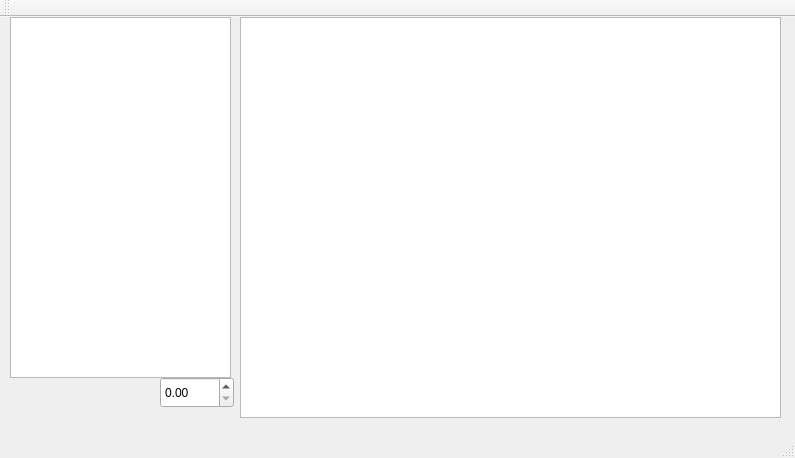
First picture: the form in bezier/mainwindow.ui, repository pholat/Bezier, before the edit.
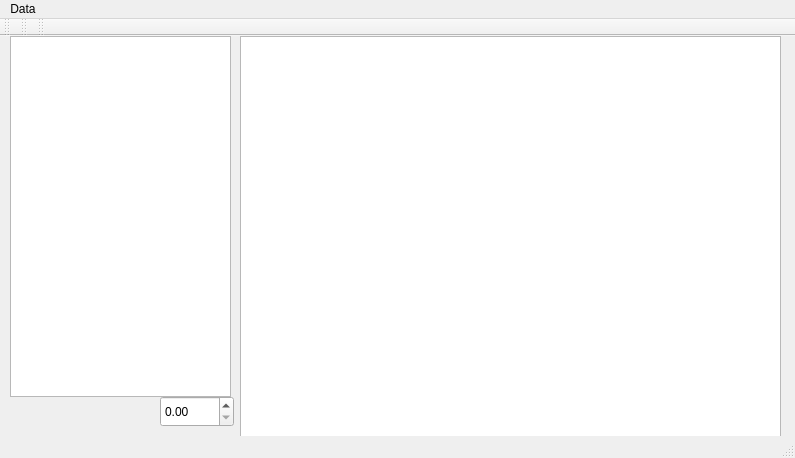
Second picture: the form after the edit.

Patch:
```diff
--- a/bezier/mainwindow.ui
+++ b/bezier/mainwindow.ui
@@ -65,6 +65,14 @@
      <height>27</height>
     </rect>
    </property>
+   <widget class="QMenu" name="menuSave_data">
+    <property name="title">
+     <string>Data</string>
+    </property>
+    <addaction name="actionSave"/>
+    <addaction name="actionLoad"/>
+   </widget>
+   <addaction name="menuSave_data"/>
   </widget>
   <widget class="QToolBar" name="mainToolBar">
    <attribute name="toolBarArea">
@@ -75,6 +83,38 @@
    </attribute>
   </widget>
   <widget class="QStatusBar" name="statusBar"/>
+  <widget class="QToolBar" name="toolBar">
+   <property name="windowTitle">
+    <string>toolBar</string>
+   </property>
+   <attribute name="toolBarArea">
+    <enum>TopToolBarArea</enum>
+   </attribute>
+   <attribute name="toolBarBreak">
+    <bool>false</bool>
+   </attribute>
+  </widget>
+  <widget class="QToolBar" name="toolBar_2">
+   <property name="windowTitle">
+    <string>toolBar_2</string>
+   </property>
+   <attribute name="toolBarArea">
+    <enum>TopToolBarArea</enum>
+   </attribute>
+   <attribute name="toolBarBreak">
+    <bool>false</bool>
+   </attribute>
+  </widget>
+  <action name="actionSave">
+   <property name="text">
+    <string>Save</string>
+   </property>
+  </action>
+  <action name="actionLoad">
+   <property name="text">
+    <string>Load</string>
+   </property>
+  </action>
  </widget>
  <layoutdefault spacing="6" margin="11"/>
  <resources/>
```
Left out of the diff: 39 changed lines with no effect on the pictures.
